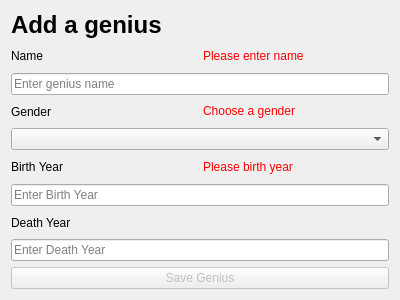
Qt form addgenius.ui (danielm15/VLN1-2016-Hopur_16) before a commit.
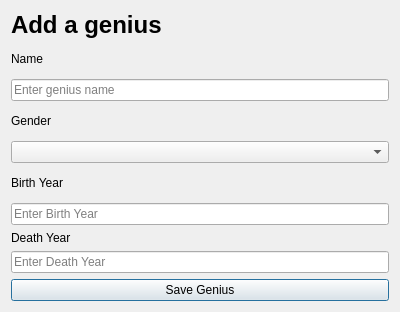
The same form after that commit.

Commit message: Window for adding geniuses, validated and ready for chuck norris to try it

```diff
--- a/addgenius.ui
+++ b/addgenius.ui
@@ -33,7 +33,7 @@
      <item>
       <widget class="QLabel" name="labelGeniusNameError">
        <property name="text">
-        <string>&lt;html&gt;&lt;head/&gt;&lt;body&gt;&lt;p&gt;&lt;span style=&quot; color:#ff0000;&quot;&gt;Please enter name&lt;/span&gt;&lt;/p&gt;&lt;/body&gt;&lt;/html&gt;</string>
+        <string>&lt;html&gt;&lt;head/&gt;&lt;body&gt;&lt;p&gt;&lt;br/&gt;&lt;/p&gt;&lt;/body&gt;&lt;/html&gt;</string>
        </property>
       </widget>
      </item>
@@ -58,7 +58,7 @@
      <item>
       <widget class="QLabel" name="labelGenderError">
        <property name="text">
-        <string>&lt;span style=&quot;color:red&quot;&gt;Choose a gender&lt;/span&gt;</string>
+        <string>&lt;html&gt;&lt;head/&gt;&lt;body&gt;&lt;p&gt;&lt;br/&gt;&lt;/p&gt;&lt;/body&gt;&lt;/html&gt;</string>
        </property>
       </widget>
      </item>
@@ -79,7 +79,7 @@
      <item>
       <widget class="QLabel" name="label">
        <property name="text">
-        <string>&lt;span style=&quot;color:red&quot;&gt;Please birth year&lt;/span&gt;</string>
+        <string>&lt;html&gt;&lt;head/&gt;&lt;body&gt;&lt;p&gt;&lt;br/&gt;&lt;/p&gt;&lt;/body&gt;&lt;/html&gt;</string>
        </property>
       </widget>
      </item>
@@ -101,6 +101,13 @@
        </property>
       </widget>
      </item>
+     <item>
+      <widget class="QLabel" name="labelGeniusDeathYearError">
+       <property name="text">
+        <string/>
+       </property>
+      </widget>
+     </item>
     </layout>
    </item>
    <item>
@@ -113,7 +120,7 @@
    <item>
     <widget class="QPushButton" name="pushButtonSaveGenius">
      <property name="enabled">
-      <bool>false</bool>
+      <bool>true</bool>
      </property>
      <property name="text">
       <string>Save Genius</string>
```
Left out of the diff: 2 changed lines with no effect on the pictures. The commit also changes 4 other files.
